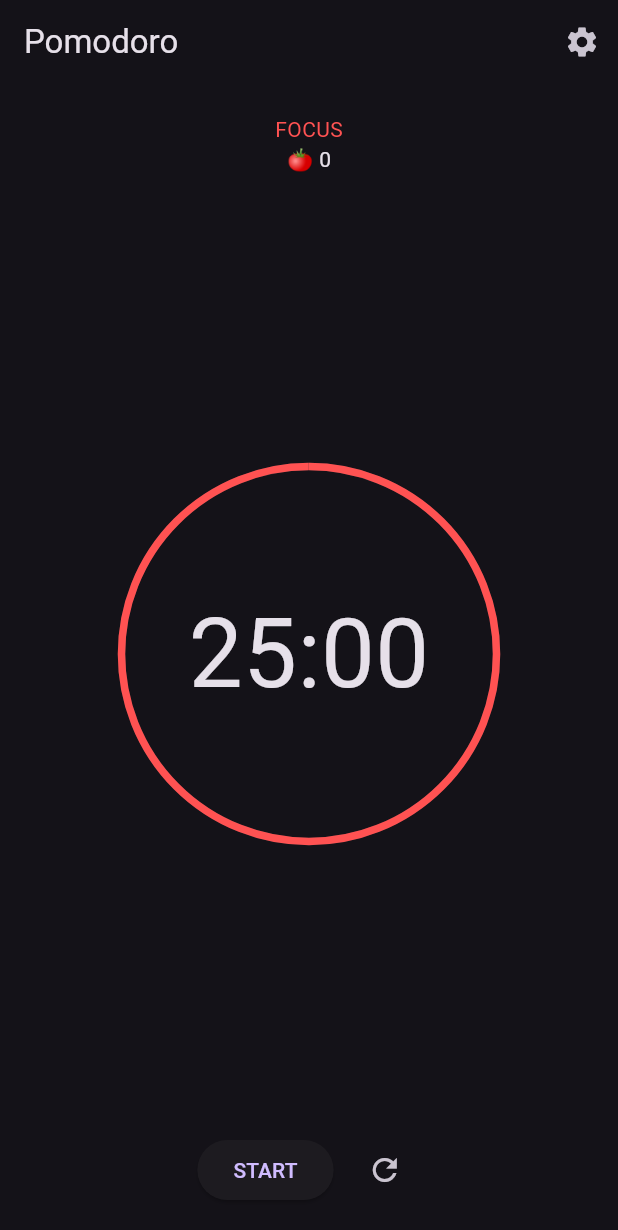
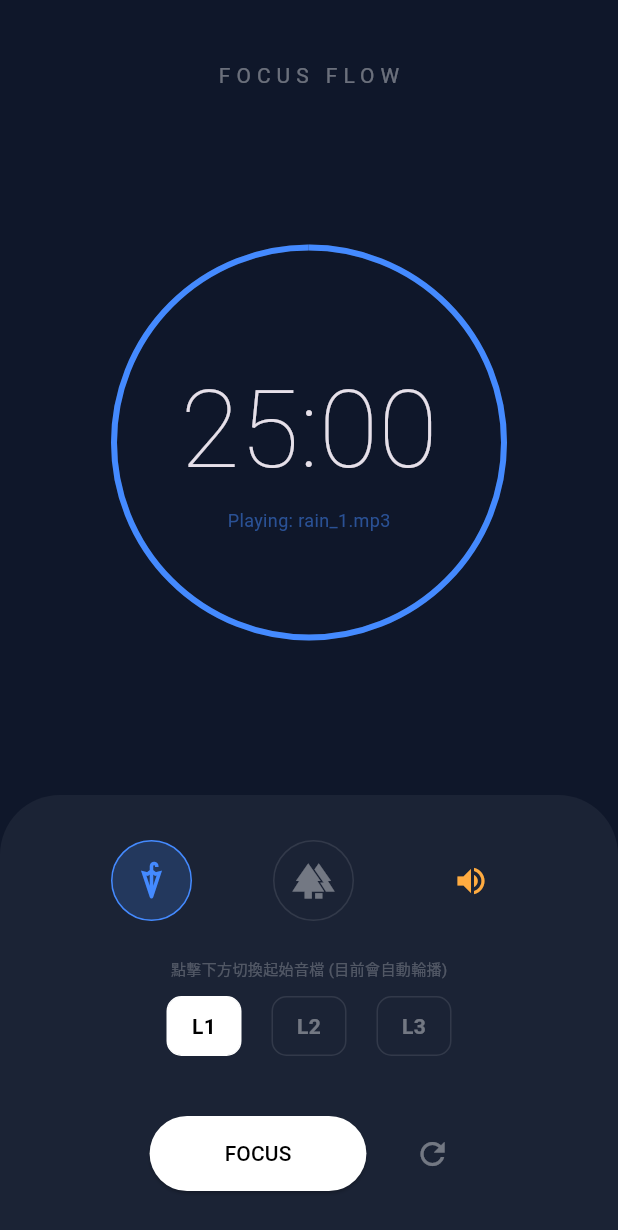
Before and after one commit to Lin-1015-newby/final_project, a Flutter app: the screen it shows after launch, on a phone screen of 412 x 824 dp. Shown: the top 1230 px of the screen. Run offline on Flutter 3.47's test engine with Material 3 defaults, Android fonts, the phone set to English and light mode, and no system bars; our stand-ins replace audioplayers.

Commit message:
setup
# Conflicts:
#	lib/main.dart

```diff
--- a/lib/main.dart
+++ b/lib/main.dart
@@ -2,75 +2,100 @@ import 'dart:async';
 import 'package:flutter/material.dart';
 import 'package:audioplayers/audioplayers.dart';
 
-void main() => runApp(const MyApp());
-
-class MyApp extends StatelessWidget {
-  const MyApp({super.key});
-
-  @override
-  Widget build(BuildContext context) {
-    return MaterialApp(
+void main() => runApp(MaterialApp(
   debugShowCheckedModeBanner: false,
   theme: ThemeData.dark(),
-      home: const PomodoroTimer(),
-    );
-  }
-}
-
-/// ===============================
-/// 設定模型
-/// ===============================
-class PomodoroSettings {
-  int focusMinutes;
-  int shortBreakMinutes;
-  int longBreakMinutes;
-  int longBreakInterval;
-
-  PomodoroSettings({
-    this.focusMinutes = 25,
-    this.shortBreakMinutes = 5,
-    this.longBreakMinutes = 15,
-    this.longBreakInterval = 4,
-  });
-}
-
-/// ===============================
-/// 番茄鐘階段
-/// ===============================
-enum PomodoroPhase { focus, shortBreak, longBreak }
+  home: PomodoroTimer(),
+));
 
 class PomodoroTimer extends StatefulWidget {
-  const PomodoroTimer({super.key});
-
   @override
-  State<PomodoroTimer> createState() => _PomodoroTimerState();
+  _PomodoroTimerState createState() => _PomodoroTimerState();
 }
 
 class _PomodoroTimerState extends State<PomodoroTimer> {
-  final PomodoroSettings _settings = PomodoroSettings();
-
-  PomodoroPhase _phase = PomodoroPhase.focus;
-  int _seconds = 25 * 60;
-  int _completedPomodoros = 0;
+  static const int defaultTime = 1500;
+  int _seconds = defaultTime;
+  Timer? _timer;
   bool _isRunning = false;
-
-  Timer? _timer;
 
   final AudioPlayer _audioPlayer = AudioPlayer();
   bool _isSoundOn = true;
+
   String _currentCategory = 'rain';
-  int _currentLevel = 1;
-
-  int get focusTime => _settings.focusMinutes * 60;
-  int get shortBreakTime => _settings.shortBreakMinutes * 60;
-  int get longBreakTime => _settings.longBreakMinutes * 60;
+  int _currentLevel = 1; // 1, 2, 3 輪流
 
   @override
   void initState() {
     super.initState();
-    _audioPlayer.onPlayerComplete.listen((_) {
-      if (_isRunning && _isSoundOn) _playNextSound();
+
+    // 重點：監聽播放結束事件，實作自動輪流播放
+    _audioPlayer.onPlayerComplete.listen((event) {
+      if (_isRunning && _isSoundOn) {
+        _playNextSound();
+      }
     });
+  }
+
+  // 核心邏輯：計算下一個音檔編號並播放
+  void _playNextSound() async {
+    setState(() {
+      // 1 -> 2 -> 3 -> 1 循環
+      _currentLevel = (_currentLevel % 3) + 1;
+    });
+    await _audioPlayer.play(AssetSource('sounds/$_currentFileName'));
+  }
+
+  String get _currentFileName => '${_currentCategory}_$_currentLevel.mp3';
+
+  void _toggleTimer() async {
+    if (_isRunning) {
+      _timer?.cancel();
+      await _audioPlayer.pause();
+    } else {
+      _timer = Timer.periodic(Duration(seconds: 1), (timer) {
+        setState(() {
+          if (_seconds > 0) {
+            _seconds--;
+          } else {
+            _timer?.cancel();
+            _isRunning = false;
+            _audioPlayer.stop();
+          }
+        });
+      });
+      if (_isSoundOn) {
+        await _audioPlayer.play(AssetSource('sounds/$_currentFileName'));
+      }
+    }
+    setState(() => _isRunning = !_isRunning);
+  }
+
+  void _resetTimer() {
+    _timer?.cancel();
+    _audioPlayer.stop();
+    setState(() {
+      _seconds = defaultTime;
+      _isRunning = false;
+      _currentLevel = 1; // 重置時回到第一個音檔
+    });
+  }
+
+  // 手動切換
+  void _manualUpdateSound(String category, int level) async {
+    setState(() {
+      _currentCategory = category;
+      _currentLevel = level;
+    });
+    if (_isRunning && _isSoundOn) {
+      await _audioPlayer.play(AssetSource('sounds/$_currentFileName'));
+    }
+  }
+
+  String _formatTime(int totalSeconds) {
+    int minutes = totalSeconds ~/ 60;
+    int seconds = totalSeconds % 60;
+    return '${minutes.toString().padLeft(2, '0')}:${seconds.toString().padLeft(2, '0')}';
   }
 
   @override
@@ -80,276 +105,142 @@ class _PomodoroTimerState extends State<PomodoroTimer> {
     super.dispose();
   }
 
-  /// ===============================
-  /// Timer
-  /// ===============================
-  void _startTimer() {
-    _timer = Timer.periodic(const Duration(seconds: 1), (_) {
-      if (_seconds <= 0) {
-        _handlePhaseComplete();
-        return;
-      }
-      setState(() => _seconds--);
-    });
-    _playSound();
-  }
-
-  void _pauseTimer() {
-    _timer?.cancel();
-    _audioPlayer.pause();
-    setState(() => _isRunning = false);
-  }
-
-  void _toggleTimer() {
-    setState(() => _isRunning = !_isRunning);
-    _isRunning ? _startTimer() : _pauseTimer();
-  }
-
-  void _resetTimer() {
-    _timer?.cancel();
-    _audioPlayer.stop();
-    setState(() {
-      _phase = PomodoroPhase.focus;
-      _seconds = focusTime;
-      _completedPomodoros = 0;
-      _isRunning = false;
-      _currentLevel = 1;
-    });
-  }
-
-  /// ===============================
-  /// 階段切換
-  /// ===============================
-  void _handlePhaseComplete() {
-    _timer?.cancel();
-    _audioPlayer.stop();
-
-    setState(() {
-      if (_phase == PomodoroPhase.focus) {
-        _completedPomodoros++;
-        if (_completedPomodoros % _settings.longBreakInterval == 0) {
-          _phase = PomodoroPhase.longBreak;
-          _seconds = longBreakTime;
-        } else {
-          _phase = PomodoroPhase.shortBreak;
-          _seconds = shortBreakTime;
-        }
-      } else {
-        _phase = PomodoroPhase.focus;
-        _seconds = focusTime;
-      }
-    });
-
-    _startTimer();
-  }
-
-  /// ===============================
-  /// 音效
-  /// ===============================
-  String get _currentFileName => '${_currentCategory}_$_currentLevel.mp3';
-
-  Future<void> _playSound() async {
-    if (_isRunning && _isSoundOn) {
-      await _audioPlayer.play(
-        AssetSource('sounds/$_currentFileName'),
-      );
-    }
-  }
-
-  void _playNextSound() {
-    setState(() {
-      _currentLevel = (_currentLevel % 3) + 1;
-    });
-    _playSound();
-  }
-
-  void _updateSound({String? category, int? level}) {
-    setState(() {
-      if (category != null) _currentCategory = category;
-      if (level != null) _currentLevel = level;
-    });
-    _playSound();
-  }
-
-  /// ===============================
-  /// UI Helper
-  /// ===============================
-  String get _phaseText {
-    switch (_phase) {
-      case PomodoroPhase.focus:
-        return "FOCUS";
-      case PomodoroPhase.shortBreak:
-        return "SHORT BREAK";
-      case PomodoroPhase.longBreak:
-        return "LONG BREAK";
-    }
-  }
-
-  Color get _phaseColor {
-    if (_phase == PomodoroPhase.focus) return Colors.redAccent;
-    if (_phase == PomodoroPhase.shortBreak) return Colors.greenAccent;
-    return Colors.blueAccent;
-  }
-
-  String _formatTime(int s) =>
-      '${(s ~/ 60).toString().padLeft(2, '0')}:${(s % 60).toString().padLeft(2, '0')}';
-
-  /// ===============================
-  /// UI
-  /// ===============================
   @override
   Widget build(BuildContext context) {
-    final maxTime = _phase == PomodoroPhase.focus
-        ? focusTime
-        : _phase == PomodoroPhase.shortBreak
-        ? shortBreakTime
-        : longBreakTime;
+    double progress = _seconds / defaultTime;
+    Color activeColor = _currentCategory == 'rain' ? Colors.blueAccent : Colors.greenAccent;
 
     return Scaffold(
-      appBar: AppBar(
-        title: const Text("Pomodoro"),
-        actions: [
-          IconButton(
-            icon: const Icon(Icons.settings),
-            onPressed: () async {
-              await Navigator.push(
-                context,
-                MaterialPageRoute(
-                  builder: (_) => SettingsPage(settings: _settings),
-                ),
-              );
-              if (_phase == PomodoroPhase.focus) {
-                setState(() => _seconds = focusTime);
-              }
-            },
-          ),
-        ],
-      ),
-      body: Column(
+      backgroundColor: Color(0xFF0F172A),
+      body: SafeArea(
+        child: Column(
           children: [
-          const SizedBox(height: 20),
-          Text(_phaseText, style: TextStyle(color: _phaseColor)),
-          Text("🍅 $_completedPomodoros"),
-          const Spacer(),
+            SizedBox(height: 40),
+            Text("FOCUS FLOW", style: TextStyle(letterSpacing: 4, color: Colors.white38)),
+            Spacer(),
 
             Stack(
               alignment: Alignment.center,
               children: [
                 SizedBox(
-                width: 250,
-                height: 250,
+                  width: 260, height: 260,
                   child: CircularProgressIndicator(
-                  value: _seconds / maxTime,
-                  strokeWidth: 5,
+                    value: progress,
+                    strokeWidth: 4,
                     backgroundColor: Colors.white10,
-                  valueColor:
-                  AlwaysStoppedAnimation<Color>(_phaseColor),
+                    valueColor: AlwaysStoppedAnimation<Color>(activeColor),
                   ),
                 ),
-              Text(
-                _formatTime(_seconds),
-                style: const TextStyle(fontSize: 64),
+                Column(
+                  mainAxisSize: MainAxisSize.min,
+                  children: [
+                    Text(_formatTime(_seconds), style: TextStyle(fontSize: 72, fontWeight: FontWeight.w200)),
+                    // 顯示目前正在播放哪一個音檔
+                    Text("Playing: $_currentFileName", style: TextStyle(fontSize: 12, color: activeColor.withOpacity(0.5))),
+                  ],
                 ),
               ],
             ),
 
-          const Spacer(),
+            Spacer(),
 
+            Container(
+              padding: EdgeInsets.symmetric(vertical: 30, horizontal: 20),
+              decoration: BoxDecoration(
+                color: Colors.white.withOpacity(0.05),
+                borderRadius: BorderRadius.vertical(top: Radius.circular(40)),
+              ),
+              child: Column(
+                children: [
+                  Row(
+                    mainAxisAlignment: MainAxisAlignment.spaceEvenly,
+                    children: [
+                      _categoryIcon(Icons.umbrella, 'rain', Colors.blueAccent),
+                      _categoryIcon(Icons.forest, 'forest', Colors.greenAccent),
+                      _volumeToggle(),
+                    ],
+                  ),
+                  SizedBox(height: 25),
+                  Text("點擊下方切換起始音檔 (目前會自動輪播)", style: TextStyle(fontSize: 10, color: Colors.white24)),
+                  SizedBox(height: 10),
+                  Row(
+                    mainAxisAlignment: MainAxisAlignment.center,
+                    children: [1, 2, 3].map((level) => _levelButton(level)).toList(),
+                  ),
+                  SizedBox(height: 40),
                   Row(
                     mainAxisAlignment: MainAxisAlignment.center,
                     children: [
-              ElevatedButton(
-                onPressed: _toggleTimer,
-                child: Text(_isRunning ? "PAUSE" : "START"),
-              ),
-              const SizedBox(width: 10),
-              IconButton(
-                icon: const Icon(Icons.refresh),
-                onPressed: _resetTimer,
+                      _mainActionButton(),
+                      SizedBox(width: 20),
+                      IconButton(icon: Icon(Icons.refresh, color: Colors.white38), onPressed: _resetTimer),
+                    ],
                   ),
                 ],
               ),
-
-          const SizedBox(height: 20),
+            ),
           ],
         ),
-    );
-  }
-}
-
-/// ===============================
-/// 設定頁
-/// ===============================
-class SettingsPage extends StatefulWidget {
-  final PomodoroSettings settings;
-  const SettingsPage({super.key, required this.settings});
-
-  @override
-  State<SettingsPage> createState() => _SettingsPageState();
-}
-
-class _SettingsPageState extends State<SettingsPage> {
-  late int focus;
-  late int shortBreak;
-  late int longBreak;
-  late int interval;
-
-  @override
-  void initState() {
-    super.initState();
-    focus = widget.settings.focusMinutes;
-    shortBreak = widget.settings.shortBreakMinutes;
-    longBreak = widget.settings.longBreakMinutes;
-    interval = widget.settings.longBreakInterval;
-  }
-
-  @override
-  Widget build(BuildContext context) {
-    return Scaffold(
-      appBar: AppBar(title: const Text("設定")),
-      body: ListView(
-        padding: const EdgeInsets.all(20),
-        children: [
-          _slider("專注時間（分鐘）", focus, 10, 60,
-                  (v) => setState(() => focus = v)),
-          _slider("短休息（分鐘）", shortBreak, 3, 15,
-                  (v) => setState(() => shortBreak = v)),
-          _slider("長休息（分鐘）", longBreak, 10, 30,
-                  (v) => setState(() => longBreak = v)),
-          _slider("幾次專注後長休", interval, 2, 6,
-                  (v) => setState(() => interval = v)),
-          const SizedBox(height: 30),
-          ElevatedButton(
-            onPressed: () {
-              widget.settings
-                ..focusMinutes = focus
-                ..shortBreakMinutes = shortBreak
-                ..longBreakMinutes = longBreak
-                ..longBreakInterval = interval;
-              Navigator.pop(context);
-            },
-            child: const Text("儲存"),
-          )
-        ],
       ),
     );
   }
 
-  Widget _slider(String title, int value, int min, int max,
-      ValueChanged<int> onChanged) {
-    return Column(
-      crossAxisAlignment: CrossAxisAlignment.start,
-      children: [
-        Text("$title：$value"),
-        Slider(
-          value: value.toDouble(),
-          min: min.toDouble(),
-          max: max.toDouble(),
-          divisions: max - min,
-          label: value.toString(),
-          onChanged: (v) => onChanged(v.round()),
+  // --- UI Helper Widgets (與先前邏輯相同，僅修改回傳函式) ---
+  Widget _categoryIcon(IconData icon, String category, Color color) {
+    bool isSelected = _currentCategory == category;
+    return GestureDetector(
+      onTap: () => _manualUpdateSound(category, _currentLevel),
+      child: AnimatedContainer(
+        duration: Duration(milliseconds: 300),
+        padding: EdgeInsets.all(12),
+        decoration: BoxDecoration(
+          color: isSelected ? color.withOpacity(0.2) : Colors.transparent,
+          shape: BoxShape.circle,
+          border: Border.all(color: isSelected ? color : Colors.white10),
         ),
-      ],
+        child: Icon(icon, color: isSelected ? color : Colors.white38, size: 28),
+      ),
+    );
+  }
+
+  Widget _levelButton(int level) {
+    bool isSelected = _currentLevel == level;
+    return GestureDetector(
+      onTap: () => _manualUpdateSound(_currentCategory, level),
+      child: Container(
+        margin: EdgeInsets.symmetric(horizontal: 10), width: 50, height: 40,
+        alignment: Alignment.center,
+        decoration: BoxDecoration(
+          color: isSelected ? Colors.white : Colors.transparent,
+          borderRadius: BorderRadius.circular(10),
+          border: Border.all(color: isSelected ? Colors.white : Colors.white10),
+        ),
+        child: Text("L$level", style: TextStyle(color: isSelected ? Colors.black : Colors.white38, fontWeight: FontWeight.bold)),
+      ),
+    );
+  }
+
+  Widget _volumeToggle() {
+    return IconButton(
+      icon: Icon(_isSoundOn ? Icons.volume_up : Icons.volume_off),
+      color: _isSoundOn ? Colors.orangeAccent : Colors.white24,
+      onPressed: () {
+        setState(() => _isSoundOn = !_isSoundOn);
+        if (!_isSoundOn) _audioPlayer.pause();
+        else if (_isRunning) _audioPlayer.play(AssetSource('sounds/$_currentFileName'));
+      },
+    );
+  }
+
+  Widget _mainActionButton() {
+    return ElevatedButton(
+      onPressed: _toggleTimer,
+      style: ElevatedButton.styleFrom(
+        backgroundColor: Colors.white, foregroundColor: Colors.black,
+        padding: EdgeInsets.symmetric(horizontal: 50, vertical: 15),
+        shape: RoundedRectangleBorder(borderRadius: BorderRadius.circular(30)),
+      ),
+      child: Text(_isRunning ? "PAUSE" : "FOCUS"),
     );
   }
 }
--- a/pubspec.yaml
+++ b/pubspec.yaml
@@ -19,7 +19,7 @@ publish_to: 'none' # Remove this line if you wish to publish to pub.dev
 version: 1.0.0+1
 
 environment:
-  sdk: ^3.9.2
+  sdk: ^3.8.0
 
 # Dependencies specify other packages that your package needs in order to work.
 # To automatically upgrade your package dependencies to the latest versions
```
Also changed, not shown: pubspec.lock. Lines whose indentation alone changed are shown as unchanged.
